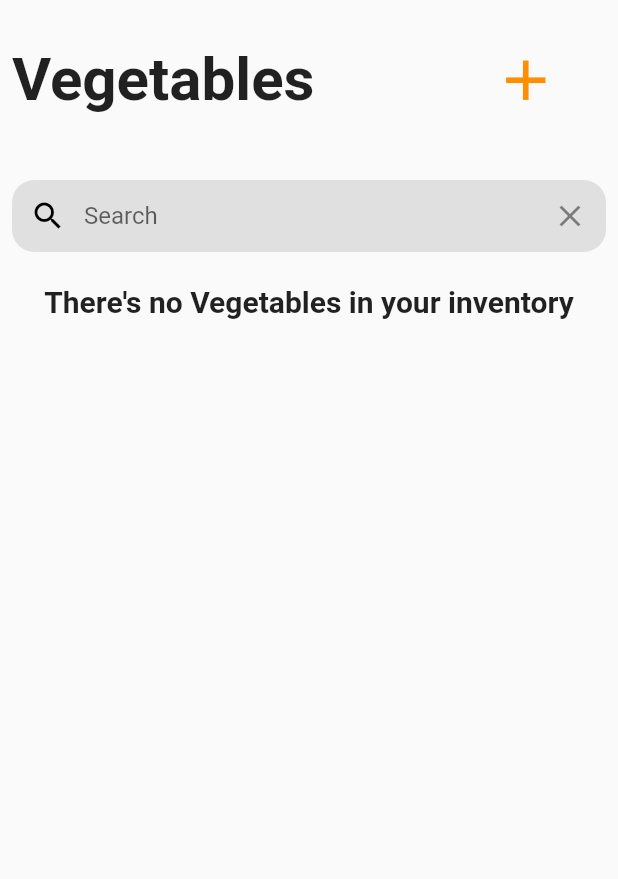
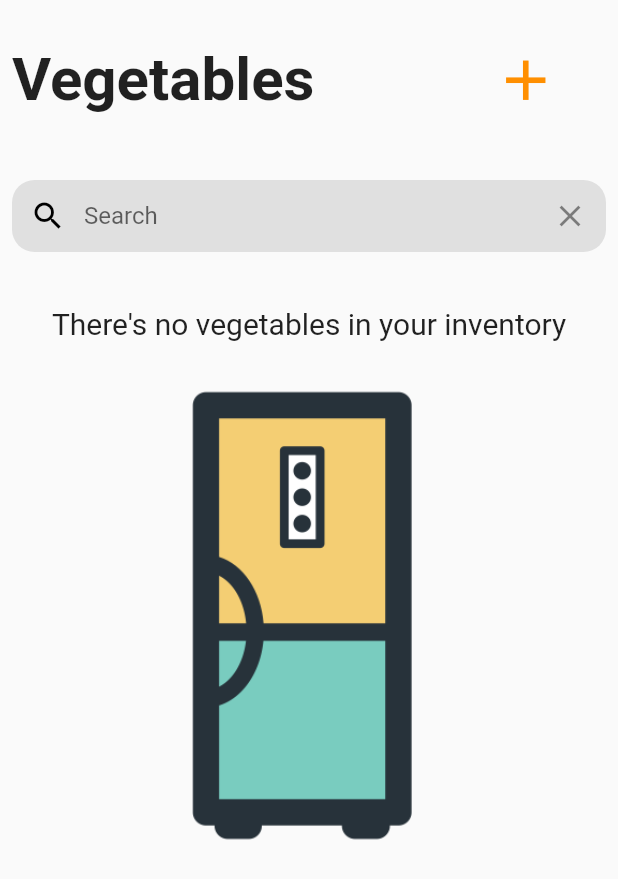
Before and after one commit to NterpriseCEO/GoogleSolutions, a Flutter app: the InventoryOverview widget shown alone on an empty page, opened directly with empty values, after a tap on "Vegetables", on a phone screen of 412 x 824 dp. Shown: the top 879 px of the screen. Run offline on Flutter 3.47's test engine with Material 2 defaults, Android fonts, the phone set to English and light mode, and no system bars; our stand-ins replace camera, cloud_firestore, firebase_auth, firebase_core, firebase_messaging, flutter_local_notifications and 7 more; missing offline and left inert: dropdown_banner, flutter_barcode_scanner, flutter_mobile_vision, flutter_picker; accounts and stored records are empty; statements that could not run were skipped.

Commit message:
Auto login, logout gradient and indicator for when not inventory items found

```diff
--- a/lib/components/menu.dart
+++ b/lib/components/menu.dart
@@ -1,4 +1,4 @@
-import 'package:best_before_app/pages/Settings.dart';
+import 'package:best_before_app/pages/Logout.dart';
 import 'package:flutter/material.dart';
 import "package:best_before_app/pages/CameraPage.dart";
 import "package:best_before_app/pages/ExpirationPage.dart";
--- a/lib/pages/Inventory.dart
+++ b/lib/pages/Inventory.dart
@@ -92,14 +92,21 @@ class _InventoryState extends State<Inventory> {
               }
             }
             if(increment == 0) {
-              itemWidgets.add(Center(
-                child: Text(
-                  "There's no ${title["category"]} in your inventory",
-                  textAlign: TextAlign.center,
-                  style: TextStyle(
-                    fontWeight: FontWeight.bold,
-                    fontSize: 20.0,
-                  ),
+              itemWidgets.add(Padding(
+                padding: const EdgeInsets.all(15.0),
+                child: Column(
+                  children: [
+                    Text(
+                      (search == null || search == "") ?
+                      "There's no ${title["category"].toLowerCase()} in your inventory" :
+                      "No results found!",
+                      textAlign: TextAlign.center,
+                      style: TextStyle(
+                        fontSize:20.0,
+                      ),
+                    ),
+                    Image(image: AssetImage("assets/icon.png")),
+                  ]
                 ),
               ));
             }
--- a/lib/pages/InventoryOverview.dart
+++ b/lib/pages/InventoryOverview.dart
@@ -126,14 +126,45 @@ class _InventoryOverviewState extends State<InventoryOverview> {
           //The scrollable list of cards
           Expanded(
             flex: 7,
-            child: GridView.count(
-              crossAxisCount: 2,
-              children: filterCards(search?.toLowerCase(), inventoryCards),
-              controller: _scrollController,
-            ),
+            child: showCategories(search, inventoryCards, _scrollController)
           ),
         ],
       ),
+    );
+  }
+}
+
+Widget showCategories(String query, List<Widget> inventoryCards, ScrollController _scrollController) {
+  List<Widget> items = [];
+
+  if(query != null) {
+    for(InventoryCard item in inventoryCards) {
+      //Checks if the search query matches any title cards
+      if(item.category.toLowerCase().contains(query)) {
+        items.add(item);
+      }
+    }
+  }else {
+    items.addAll(inventoryCards);
+  }
+  if(items.isNotEmpty || query == null || query == "") {
+   return GridView.count(
+     crossAxisCount: 2,
+     children: items,
+     controller: _scrollController,
+   );
+  }else {
+    return Column(
+      children: [
+        Text(
+          "No category found",
+          textAlign: TextAlign.center,
+          style: TextStyle(
+            fontSize:20.0,
+          ),
+        ),
+        Image(image: AssetImage("assets/icon.png")),
+      ]
     );
   }
 }
@@ -150,6 +181,20 @@ List<Widget> filterCards(String query, List<Widget> inventoryCards) {
         items.add(item);
       }
     }
+    if(items.isEmpty) {
+      items.add(Column(
+        children: [
+          Text(
+            "No category found",
+            textAlign: TextAlign.center,
+            style: TextStyle(
+              fontSize:20.0,
+            ),
+          ),
+          Image(image: AssetImage("assets/icon.png"))
+        ])
+      );
+    }
     return items;
   }else {
     return inventoryCards;
```
Also changed, not shown: lib/pages/Login.dart (+15 -13 lines), lib/pages/Logout.dart (renamed from lib/pages/Settings.dart, +10 -1 lines), lib/pages/components/ExpiryList.dart (indentation only).
